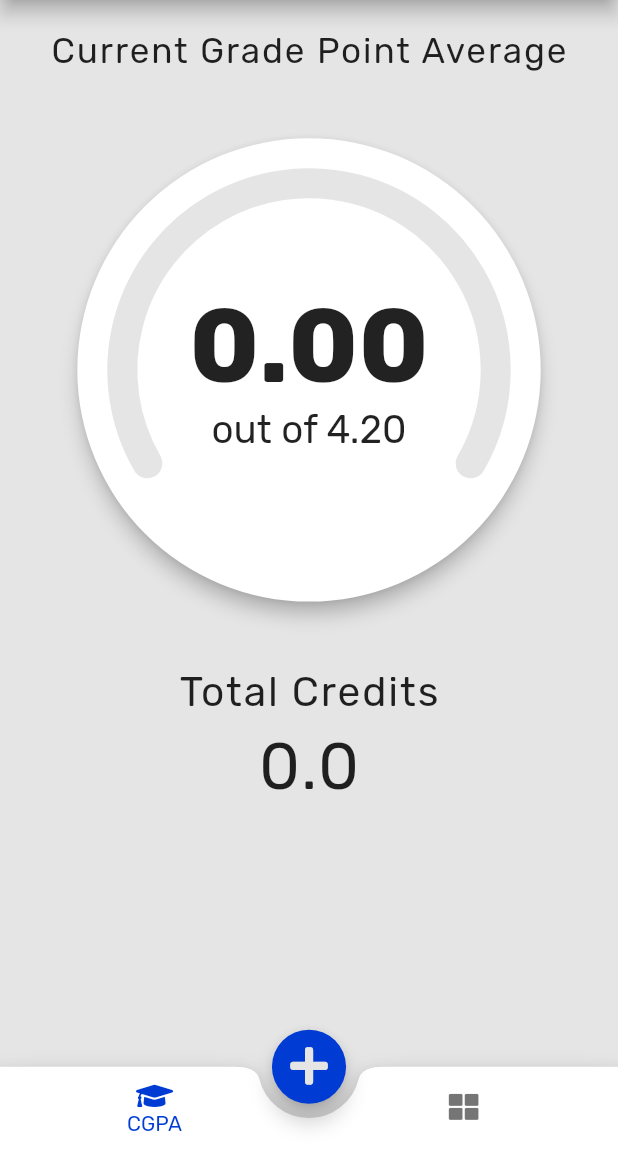
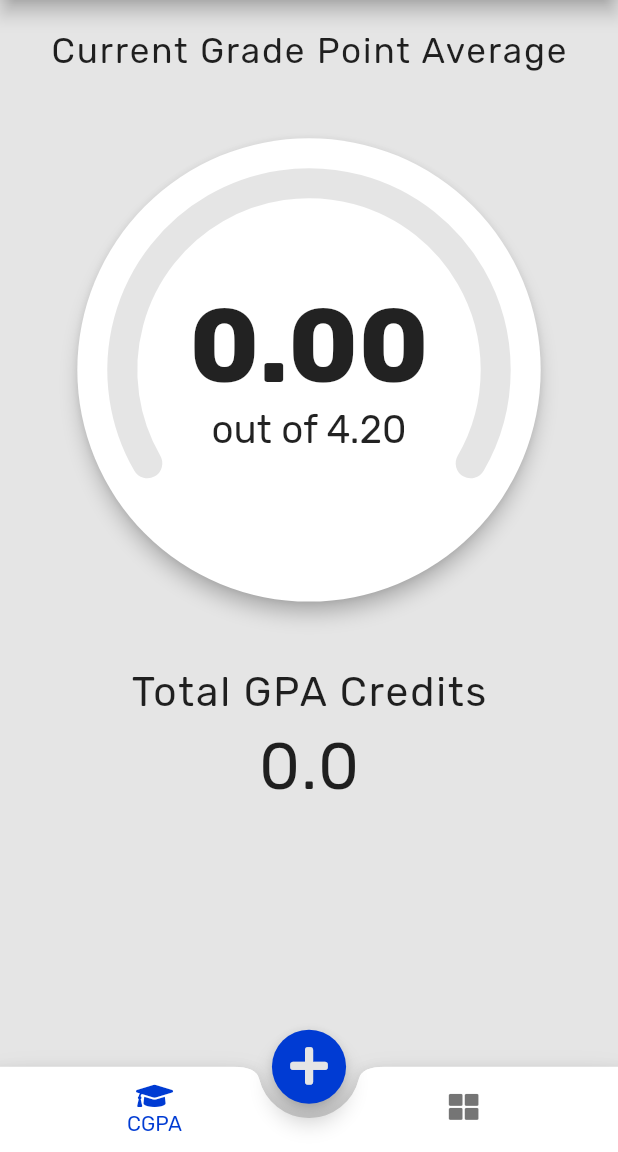
Before and after one commit to RusiruSadathana/Mora_GPA_App, a Flutter app: the screen it shows after launch, on a phone screen of 412 x 824 dp, the part 84-1236 px from its top. Run offline on Flutter 3.47's test engine with Material 2 defaults, Android fonts, the phone set to English and light mode, and no system bars; our stand-ins replace animated_text_kit, flutter_staggered_animations, font_awesome_flutter, rflutter_alert, sqflite; accounts and stored records are empty.

```diff
--- a/lib/screens/tabs/CGPA.dart
+++ b/lib/screens/tabs/CGPA.dart
@@ -94,7 +94,7 @@ class _CGPAState extends State<CGPA> with SingleTickerProviderStateMixin {
                           height: ScreenSize.getHeight(context) * 0.049,
                         ),
                         Text(
-                          'Total Credits',
+                          'Total GPA Credits',
                           style: TextStyle(
                               fontSize:
                                   ScreenSize.getMinimumSize(context) * .066,
```
Also changed, not shown: 52 other files.
